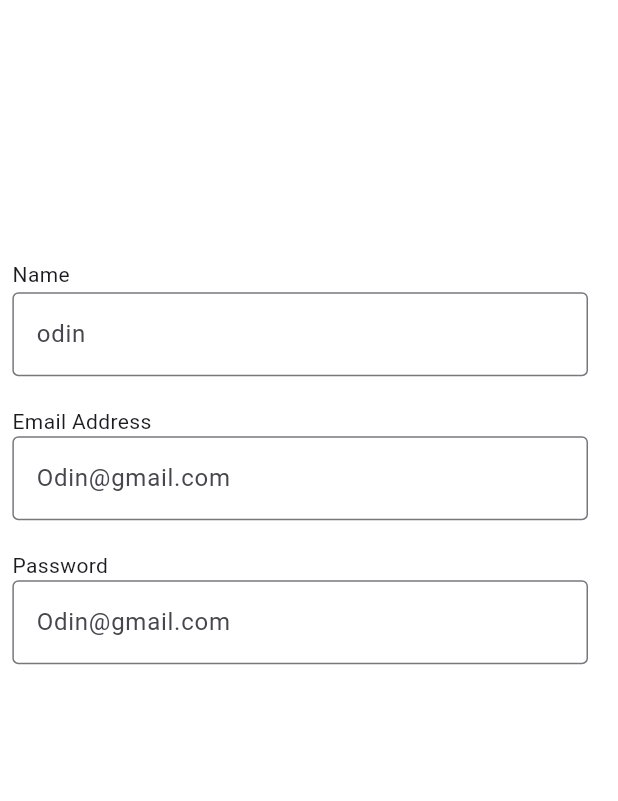
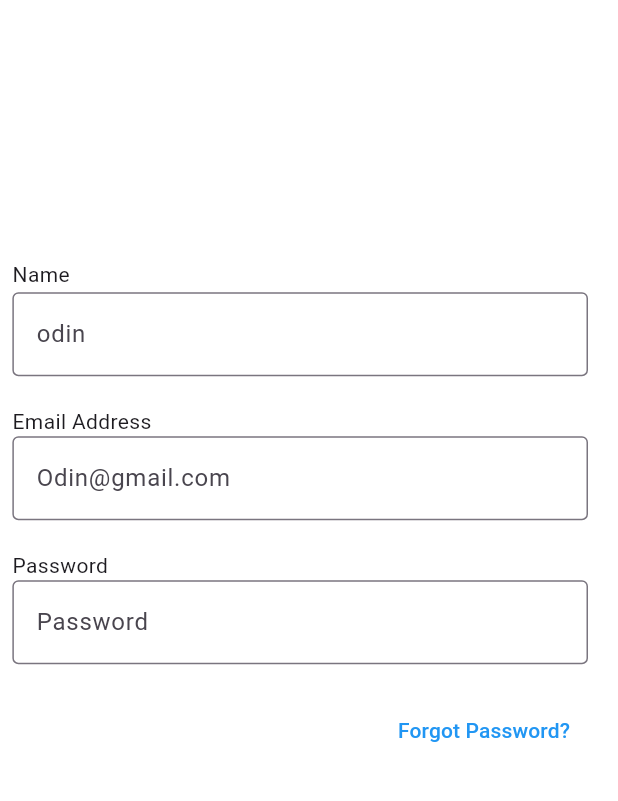
Before and after one commit to SafeDriveApp/SafeDrive, a Flutter app: the screen it shows after launch, on a phone screen of 412 x 824 dp, the part 304-1105 px from its top. Run offline on Flutter 3.47's test engine with Material 3 defaults, Android fonts, the light colour scheme and no system bars.

Commit message:
page forgot password dan reset password

```diff
--- a/lib/Page/login_page.dart
+++ b/lib/Page/login_page.dart
@@ -1,4 +1,5 @@
 import 'package:flutter/material.dart';
+import 'package:safe_drive/Page/forgot_password_page.dart'; // Pastikan sudah import halaman ForgotPasswordPage
 
 class LoginPage extends StatefulWidget {
   const LoginPage({super.key});
@@ -12,8 +13,9 @@ class _LoginPageState extends State<LoginPage> {
   Widget build(BuildContext context) {
     double screenWidth = MediaQuery.of(context).size.width;
     double screenHeight = MediaQuery.of(context).size.height;
+
     return Scaffold(
-      backgroundColor: Color.fromRGBO(255, 255, 255, 1),
+      backgroundColor: const Color.fromRGBO(255, 255, 255, 1),
       body: SizedBox(
         width: screenWidth,
         height: screenHeight,
@@ -26,10 +28,10 @@ class _LoginPageState extends State<LoginPage> {
               Center(
                 child: Padding(
                   padding: EdgeInsets.fromLTRB(0, screenWidth * 20 / 100, 0, 0),
-                  child: Container(
+                  child: const SizedBox(
                     width: 100,
                     height: 100,
-                    child: const Image(
+                    child: Image(
                       image: AssetImage("lib/source/image/Logo.png"),
                       fit: BoxFit.fill,
                     ),
@@ -45,38 +47,52 @@ class _LoginPageState extends State<LoginPage> {
                   mainAxisAlignment: MainAxisAlignment.start,
                   crossAxisAlignment: CrossAxisAlignment.start,
                   children: [
-                      Text("Name"),
-                      SizedBox(
-                        height: 2,
-                      ),
-                      TextField(
+                    const Text("Name"),
+                    const SizedBox(height: 2),
+                    const TextField(
                       decoration: InputDecoration(
                         border: OutlineInputBorder(),
                         hintText: 'odin',
                       ),
                     ),
-                      SizedBox(
-                        height: 20,
-                      ),
-                      Text("Email Address"),
-                      TextField(
+                    const SizedBox(height: 20),
+                    const Text("Email Address"),
+                    const TextField(
                       decoration: InputDecoration(
                         border: OutlineInputBorder(),
                         hintText: 'Odin@gmail.com',
                       ),
                     ),
-                      SizedBox(
-                        height: 20,
-                      ),
-                      Text("Password"),
-                      TextField(
+                    const SizedBox(height: 20),
+                    const Text("Password"),
+                    const TextField(
                       decoration: InputDecoration(
                         border: OutlineInputBorder(),
-                          hintText: 'Odin@gmail.com',
+                        hintText: 'Password',
+                      ),
+                    ),
+                    const SizedBox(height: 20),
+
+                    // Tambahkan tombol Forgot Password
+                    Align(
+                      alignment: Alignment.centerRight,
+                      child: TextButton(
+                        onPressed: () {
+                          // Navigasi ke halaman Forgot Password
+                          Navigator.push(
+                            context,
+                            MaterialPageRoute(builder: (context) => const ForgotPasswordPage()),
+                          );
+                        },
+                        child: const Text(
+                          "Forgot Password?",
+                          style: TextStyle(color: Colors.blue),
+                        ),
                       ),
                     ),
                   ],
-                  )),
+                ),
+              ),
             ],
           ),
         ),
```
Also changed, not shown: lib/Page/forgot_password_page.dart (added, +20 -0 lines), lib/Page/reset_password_page.dart (added, +23 -0 lines), lib/Page/reset_success_page.dart (added, +49 -0 lines), lib/main.dart (+4 -55 lines). Lines whose indentation alone changed are shown as unchanged.
